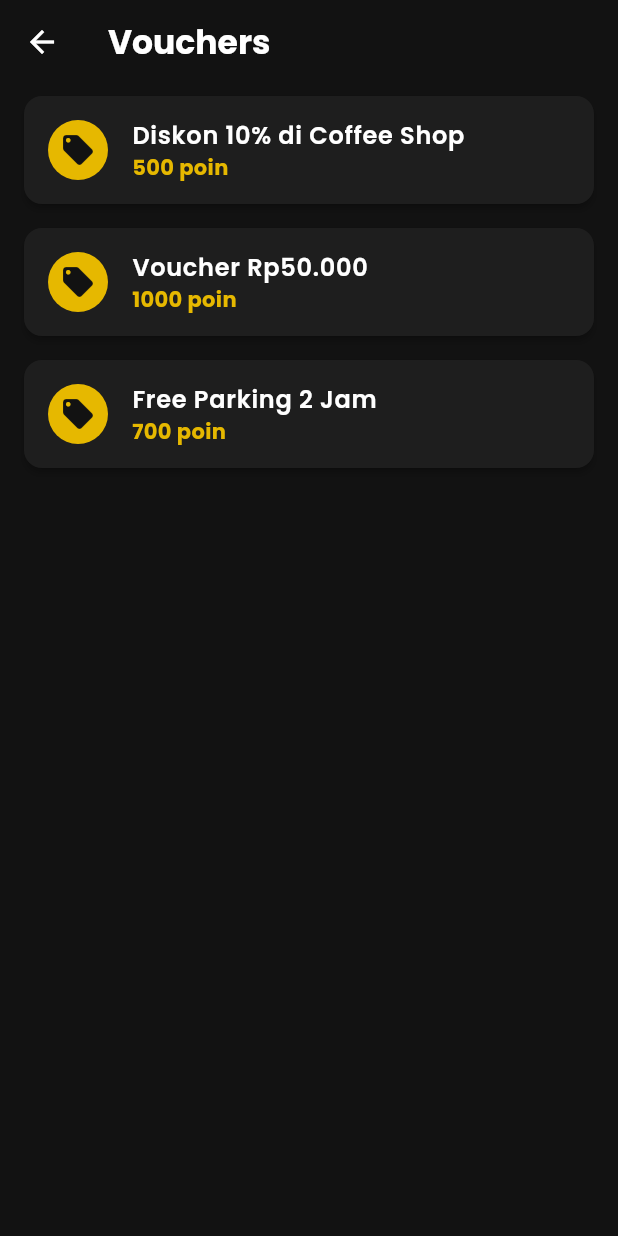
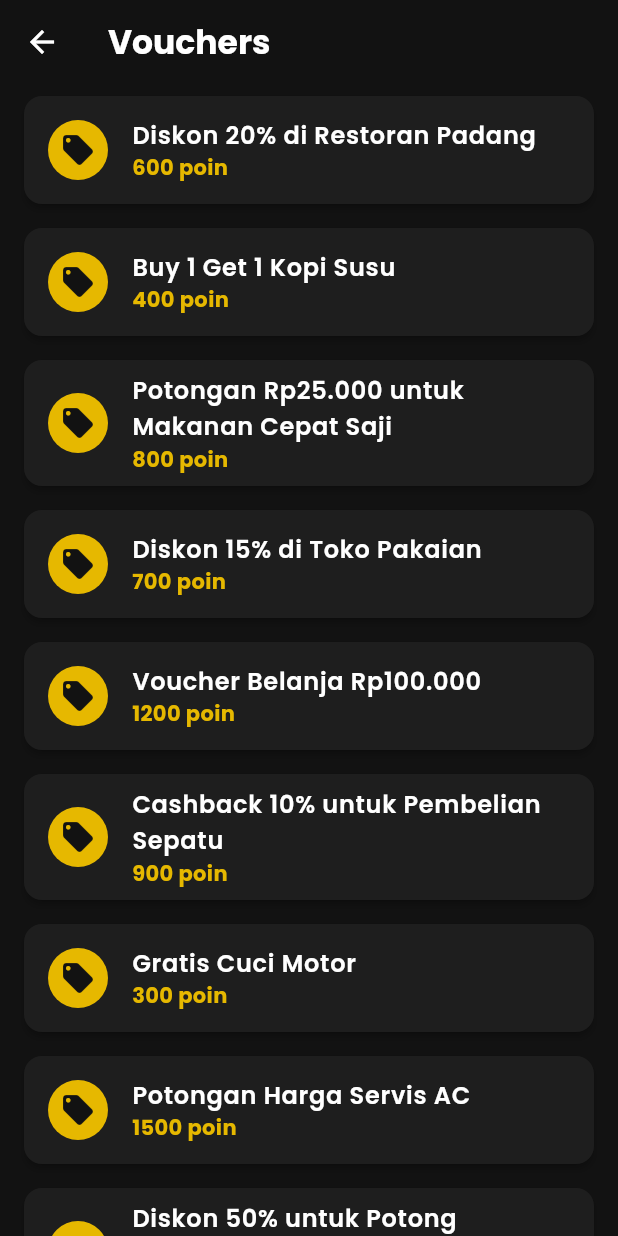
Before and after one commit to aryaravapradana/mobproguts, a Flutter app: the VoucherPage screen opened directly with sample values from the repository, on a phone screen of 412 x 824 dp. Run offline on Flutter 3.47's test engine with Material 3 defaults, Android fonts, the phone set to English and light mode, and no system bars; drawn by our look-alikes of flutter_animate; our stand-ins replace google_fonts, qr_flutter; missing offline and left inert: mobile_scanner; accounts and stored records are empty.

Commit message:
tambahan data voucher sedikit

```diff
--- a/lib/data/voucher_data.dart
+++ b/lib/data/voucher_data.dart
@@ -1,7 +1,39 @@
 import 'package:project_midterms/models/voucher.dart';
 
+List<Voucher> fnbVouchers = [
+  Voucher(title: "Diskon 20% di Restoran Padang", cost: 600),
+  Voucher(title: "Buy 1 Get 1 Kopi Susu", cost: 400),
+  Voucher(title: "Potongan Rp25.000 untuk Makanan Cepat Saji", cost: 800),
+];
+
+List<Voucher> fashionVouchers = [
+  Voucher(title: "Diskon 15% di Toko Pakaian", cost: 700),
+  Voucher(title: "Voucher Belanja Rp100.000", cost: 1200),
+  Voucher(title: "Cashback 10% untuk Pembelian Sepatu", cost: 900),
+];
+
+List<Voucher> serviceVouchers = [
+  Voucher(title: "Gratis Cuci Motor", cost: 300),
+  Voucher(title: "Potongan Harga Servis AC", cost: 1500),
+  Voucher(title: "Diskon 50% untuk Potong Rambut", cost: 500),
+];
+
+List<Voucher> othersVouchers = [
+  Voucher(title: "Voucher Pulsa Rp10.000", cost: 200),
+  Voucher(title: "Diskon Tiket Bioskop", cost: 800),
+  Voucher(title: "Gratis 1 Jam Bermain di Game Center", cost: 1000),
+];
+
+Map<String, List<Voucher>> categorizedVouchers = {
+  'FnB': fnbVouchers,
+  'Fashion': fashionVouchers,
+  'Service': serviceVouchers,
+  'Others': othersVouchers,
+};
+
 List<Voucher> dummyVouchers = [
-  Voucher(title: "Diskon 10% di Coffee Shop", cost: 500),
-  Voucher(title: "Voucher Rp50.000", cost: 1000),
-  Voucher(title: "Free Parking 2 Jam", cost: 700),
+  ...fnbVouchers,
+  ...fashionVouchers,
+  ...serviceVouchers,
+  ...othersVouchers,
 ];
--- a/pubspec.yaml
+++ b/pubspec.yaml
@@ -65,7 +65,8 @@ flutter:
   uses-material-design: true
 
   # To add assets to your application, add an assets section, like this:
-  # assets:
+  assets:
+    - image.png
   #   - images/a_dot_burr.jpeg
   #   - images/a_dot_ham.jpeg
 
```
Also changed, not shown: image.png.
